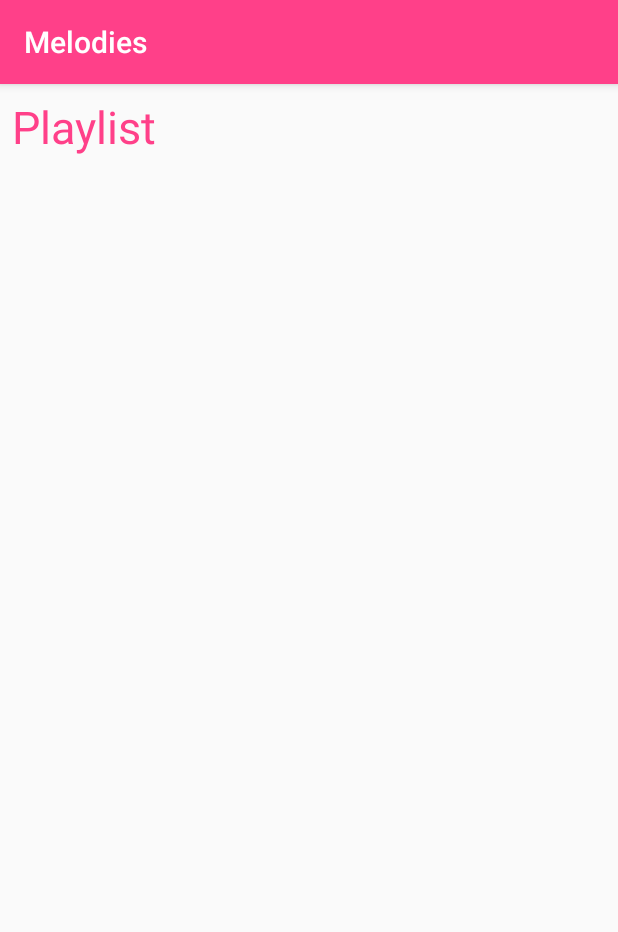
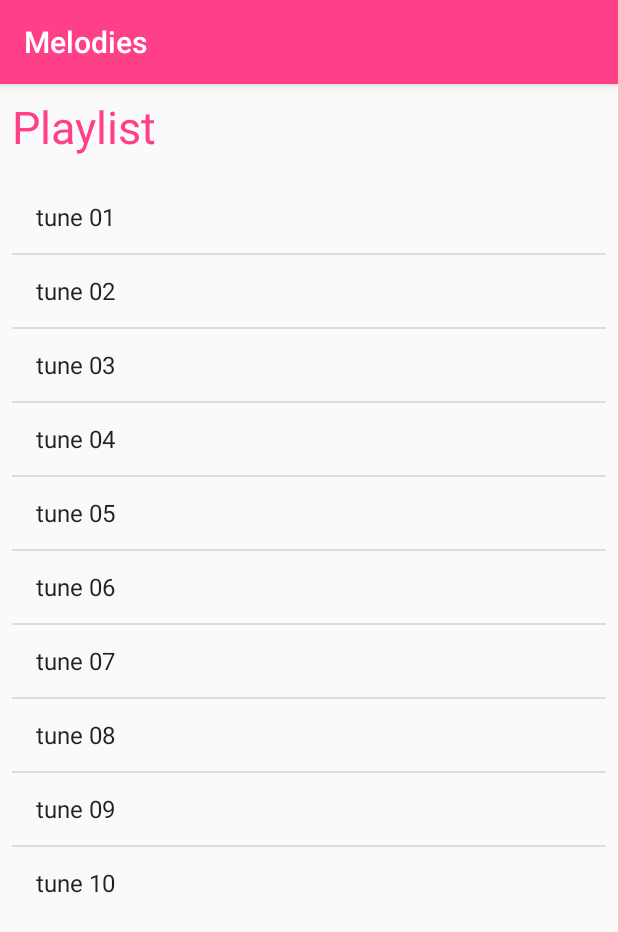
Before and after one commit to dancanangwenyi/Melody-App, an Android app: the PlaylistActivity screen opened directly, with no data from a screen before it, on a phone screen of 412 x 824 dp. Shown: the top 932 px of the screen. Run offline under Robolectric (Android 15) with nearby library versions, the phone set to English and light mode, and no system bars.

```diff
--- a/app/src/main/AndroidManifest.xml
+++ b/app/src/main/AndroidManifest.xml
@@ -21,7 +21,6 @@
                 <category android:name="android.intent.category.LAUNCHER" />
             </intent-filter>
         </activity>
-        <activity android:name=".ClientActivity" />
         <activity android:name=".ComposeActivity" />
         <activity android:name=".PlaylistActivity" />
         <activity android:name=".RealtimeActivity"></activity>
--- a/app/src/main/java/com/example/dancan/serverclienttester/PlaylistActivity.java
+++ b/app/src/main/java/com/example/dancan/serverclienttester/PlaylistActivity.java
@@ -2,6 +2,10 @@ package com.example.dancan.serverclienttester;
 
 import android.os.Bundle;
 import android.support.v7.app.AppCompatActivity;
+import android.widget.ArrayAdapter;
+import android.widget.ListView;
+
+import java.util.ArrayList;
 
 public class PlaylistActivity extends AppCompatActivity {
 
@@ -9,5 +13,20 @@ public class PlaylistActivity extends AppCompatActivity {
     protected void onCreate(Bundle savedInstanceState) {
         super.onCreate(savedInstanceState);
         setContentView(R.layout.activity_playlist);
+        ArrayList<String> items = new ArrayList<>();
+        items.add("tune 01");
+        items.add("tune 02");
+        items.add("tune 03");
+        items.add("tune 04");
+        items.add("tune 05");
+        items.add("tune 06");
+        items.add("tune 07");
+        items.add("tune 08");
+        items.add("tune 09");
+        items.add("tune 10");
+        ArrayAdapter<String> arrayAdapter =
+                new ArrayAdapter<>(this, android.R.layout.simple_list_item_1, items);
+        ListView listView = findViewById(R.id.playlist);
+        listView.setAdapter(arrayAdapter);
     }
 }
--- a/app/src/main/res/layout/activity_playlist.xml
+++ b/app/src/main/res/layout/activity_playlist.xml
@@ -23,19 +23,8 @@
         <ListView
             android:id="@+id/playlist"
             android:layout_width="match_parent"
-            android:layout_height="wrap_content" />
+            android:layout_height="wrap_content"
+            android:layout_margin="8dp" />
     </LinearLayout>
 
-    <!--<RelativeLayout-->
-    <!--android:layout_width="match_parent"-->
-    <!--android:layout_height="0dp"-->
-    <!--android:layout_weight="1">-->
-    <!--<TextView-->
-    <!--android:layout_width="wrap_content"-->
-    <!--android:layout_height="wrap_content" -->
-    <!--android:id="@+id/playingTune"-->
-    <!--android:background="@color/colorBrown"/>-->
-    <!---->
-    <!--</RelativeLayout>-->
-
 </LinearLayout>
```
Also changed, not shown: app/src/main/java/com/example/dancan/serverclienttester/ClientActivity.java (deleted, +0 -80 lines), app/src/main/res/layout/activity_client.xml (deleted, +0 -26 lines).
